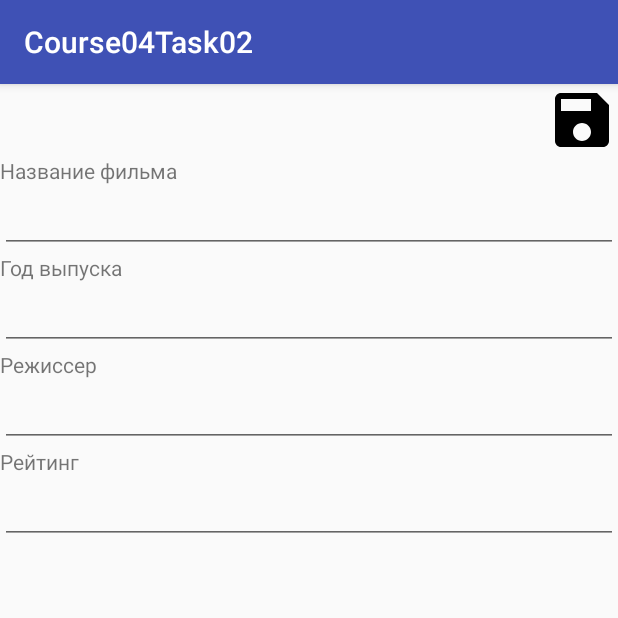
After one commit to alien190/Course04Task02, an Android app: the fragment FilmDetailFragment placed in its activity, on a phone screen of 412 x 824 dp, the top half of it. The commit adds this screen. Run offline under Robolectric (Android 15) with nearby library versions, the phone set to English and light mode, and no system bars; 6 statements that could not run were skipped.

Commit message:
added FilmDetail for editing and inserting

```diff
--- a/app/src/main/AndroidManifest.xml
+++ b/app/src/main/AndroidManifest.xml
@@ -17,7 +17,7 @@
                 <category android:name="android.intent.category.LAUNCHER" />
             </intent-filter>
         </activity>
-
+        <activity android:name=".ui.filmDetail.FilmDetailActivity" />
     </application>
 
 </manifest>
--- /dev/null
+++ b/app/src/main/java/com/example/alien/course04task02/ui/common/SingleFragmentActivity.java
@@ -0,0 +1,41 @@
+package com.example.alien.course04task02.ui.common;
+
+import android.os.Bundle;
+import android.support.annotation.Nullable;
+import android.support.v4.app.Fragment;
+import android.support.v4.app.FragmentManager;
+import android.support.v7.app.AppCompatActivity;
+
+import com.example.alien.course04task02.R;
+
+public abstract class SingleFragmentActivity extends AppCompatActivity {
+
+    @Override
+    protected void onCreate(@Nullable Bundle savedInstanceState) {
+        super.onCreate(savedInstanceState);
+        setContentView(R.layout.ac_single_fragment);
+        if (savedInstanceState == null) {
+            changeFragment(getFragment());
+        }
+    }
+
+    protected abstract Fragment getFragment();
+
+    @Override
+    public void onBackPressed() {
+        FragmentManager fragmentManager = getSupportFragmentManager();
+        if (fragmentManager.getBackStackEntryCount() == 1) {
+            finish();
+        } else {
+            fragmentManager.popBackStack();
+        }
+    }
+
+    protected void changeFragment(Fragment fragment) {
+        FragmentManager fragmentManager = getSupportFragmentManager();
+        fragmentManager.beginTransaction()
+                .replace(R.id.single_fragment_container, fragment)
+                .addToBackStack(fragment.getClass().getSimpleName())
+                .commit();
+    }
+}
--- a/app/src/main/java/com/example/alien/course04task02/ui/common/ViewModelCustomFactory.java
+++ b/app/src/main/java/com/example/alien/course04task02/ui/common/ViewModelCustomFactory.java
@@ -5,6 +5,7 @@ import android.arch.lifecycle.ViewModelProvider;
 import android.support.annotation.NonNull;
 
 import com.example.alien.course04task02.data.IRepository;
+import com.example.alien.course04task02.ui.filmDetail.FilmDetailViewModel;
 import com.example.alien.course04task02.ui.filmList.ListAllViewModel;
 import com.example.alien.course04task02.ui.search.SearchByDirectorViewModel;
 import com.example.alien.course04task02.ui.search.SearchByNameViewModel;
@@ -37,6 +38,9 @@ public class ViewModelCustomFactory implements ViewModelProvider.Factory {
         if(modelClass == SearchByTopViewModel.class) {
             return (T) new SearchByTopViewModel(mRepository, mGson);
         }
+        if(modelClass == FilmDetailViewModel.class) {
+            return (T) new FilmDetailViewModel(mRepository, mGson);
+        }
         return (T) new ListAllViewModel(mRepository, mGson);
     }
 }
--- /dev/null
+++ b/app/src/main/java/com/example/alien/course04task02/ui/filmDetail/FilmDetailActivity.java
@@ -0,0 +1,36 @@
+package com.example.alien.course04task02.ui.filmDetail;
+
+import android.content.Context;
+import android.content.Intent;
+import android.support.v4.app.Fragment;
+
+import com.example.alien.course04task02.di.FilmDetailActivityModule;
+import com.example.alien.course04task02.ui.common.SingleFragmentActivity;
+
+import javax.inject.Inject;
+
+import toothpick.Scope;
+import toothpick.Toothpick;
+
+public class FilmDetailActivity extends SingleFragmentActivity {
+    @Inject
+    FilmDetailFragment mFilmDetailFragment;
+
+
+    @Override
+    protected Fragment getFragment() {
+
+        Scope scope = Toothpick.openScopes("Application", this.getClass().getSimpleName());
+        scope.installModules(new FilmDetailActivityModule(this));
+        Toothpick.inject(this, scope);
+
+        return mFilmDetailFragment;
+    }
+
+    public static void startActivity(Context context) {
+        Intent intent = new Intent();
+        intent.setClass(context, FilmDetailActivity.class);
+        context.startActivity(intent);
+    }
+
+}
--- /dev/null
+++ b/app/src/main/java/com/example/alien/course04task02/ui/filmDetail/FilmDetailFragment.java
@@ -0,0 +1,46 @@
+package com.example.alien.course04task02.ui.filmDetail;
+
+import android.os.Bundle;
+import android.support.annotation.NonNull;
+import android.support.annotation.Nullable;
+import android.support.v4.app.Fragment;
+import android.view.LayoutInflater;
+import android.view.View;
+import android.view.ViewGroup;
+
+import com.example.alien.course04task02.R;
+import com.example.alien.course04task02.di.FilmListFragmentModule;
+
+import javax.inject.Inject;
+
+import toothpick.Scope;
+import toothpick.Toothpick;
+
+public class FilmDetailFragment extends Fragment {
+
+    @Inject
+    FilmDetailViewModel mViewModel;
+
+    public static FilmDetailFragment newInstance() {
+
+        Bundle args = new Bundle();
+
+        FilmDetailFragment fragment = new FilmDetailFragment();
+        fragment.setArguments(args);
+        return fragment;
+    }
+
+    @Nullable
+    @Override
+    public View onCreateView(@NonNull LayoutInflater inflater, @Nullable ViewGroup container, @Nullable Bundle savedInstanceState) {
+        return inflater.inflate(R.layout.fr_detail_fragment, container, false);
+    }
+
+    @Override
+    public void onActivityCreated(@Nullable Bundle savedInstanceState) {
+        super.onActivityCreated(savedInstanceState);
+
+        Scope scope = Toothpick.openScopes(getActivity().getClass().getSimpleName());
+        Toothpick.inject(this, scope);
+    }
+}
--- a/app/src/main/java/com/example/alien/course04task02/ui/main/MainFragment.java
+++ b/app/src/main/java/com/example/alien/course04task02/ui/main/MainFragment.java
@@ -21,6 +21,7 @@ import com.example.alien.course04task02.databinding.SearchByTopBinding;
 import com.example.alien.course04task02.databinding.SearchByYearBinding;
 import com.example.alien.course04task02.ui.common.BaseFragment;
 import com.example.alien.course04task02.ui.common.BaseViewModel;
+import com.example.alien.course04task02.ui.filmDetail.FilmDetailActivity;
 import com.google.gson.Gson;
 
 import java.io.InputStream;
@@ -127,7 +128,8 @@ public class MainFragment extends BaseFragment {
                 return true;
             }
             case R.id.mi_add: {
-
+                FilmDetailActivity.startActivity(getContext());
+                return true;
             }
 
             case R.id.mi_search_by_name: {
--- /dev/null
+++ b/app/src/main/res/drawable/ic_save_black_48dp.xml
@@ -0,0 +1,4 @@
+<vector android:height="48dp" android:viewportHeight="24.0"
+    android:viewportWidth="24.0" android:width="48dp" xmlns:android="http://schemas.android.com/apk/res/android">
+    <path android:fillColor="#FF000000" android:pathData="M17,3L5,3c-1.11,0 -2,0.9 -2,2v14c0,1.1 0.89,2 2,2h14c1.1,0 2,-0.9 2,-2L21,7l-4,-4zM12,19c-1.66,0 -3,-1.34 -3,-3s1.34,-3 3,-3 3,1.34 3,3 -1.34,3 -3,3zM15,9L5,9L5,5h10v4z"/>
+</vector>
--- /dev/null
+++ b/app/src/main/res/layout/ac_single_fragment.xml
@@ -0,0 +1,6 @@
+<?xml version="1.0" encoding="utf-8"?>
+<FrameLayout xmlns:android="http://schemas.android.com/apk/res/android"
+    android:id="@+id/single_fragment_container"
+    android:layout_width="match_parent"
+    android:layout_height="match_parent"
+    android:orientation="vertical" />
--- /dev/null
+++ b/app/src/main/res/layout/fr_detail_fragment.xml
@@ -0,0 +1,64 @@
+<?xml version="1.0" encoding="utf-8"?>
+<RelativeLayout
+    xmlns:android="http://schemas.android.com/apk/res/android" android:layout_width="match_parent"
+    android:layout_height="match_parent">
+
+    <ImageView
+        android:layout_width="wrap_content"
+        android:layout_height="wrap_content"
+        android:layout_alignParentRight="true"
+        android:id="@+id/ivSave"
+        android:src="@drawable/ic_save_black_48dp"/>
+    <TextView
+        android:layout_width="wrap_content"
+        android:layout_height="wrap_content"
+        android:text="Название фильма"
+        android:id="@+id/tvName"
+        android:layout_below="@+id/ivSave"/>
+
+    <EditText
+        android:layout_width="match_parent"
+        android:layout_height="wrap_content"
+        android:id="@+id/etName"
+        android:layout_below="@+id/tvName"/>
+
+    <TextView
+        android:layout_width="wrap_content"
+        android:layout_height="wrap_content"
+        android:text="Год выпуска"
+        android:id="@+id/tvYear"
+        android:layout_below="@+id/etName"/>
+
+    <EditText
+        android:layout_width="match_parent"
+        android:layout_height="wrap_content"
+        android:id="@+id/etYear"
+        android:layout_below="@+id/tvYear"/>
+
+    <TextView
+        android:layout_width="wrap_content"
+        android:layout_height="wrap_content"
+        android:text="Режиссер"
+        android:id="@+id/tvDirector"
+        android:layout_below="@+id/etYear"/>
+
+    <EditText
+        android:layout_width="match_parent"
+        android:layout_height="wrap_content"
+        android:id="@+id/etDirector"
+        android:layout_below="@+id/tvDirector"/>
+
+    <TextView
+        android:layout_width="wrap_content"
+        android:layout_height="wrap_content"
+        android:text="Рейтинг"
+        android:id="@+id/tvRate"
+        android:layout_below="@+id/etDirector"/>
+
+    <EditText
+        android:layout_width="match_parent"
+        android:layout_height="wrap_content"
+        android:id="@+id/etRate"
+        android:layout_below="@+id/tvRate"/>
+
+</RelativeLayout>
```
Also changed, not shown: app/src/main/java/com/example/alien/course04task02/di/FilmDetailActivityModule.java (added, +21 -0 lines), app/src/main/java/com/example/alien/course04task02/di/FilmDetailViewModelProvider.java (added, +24 -0 lines), app/src/main/java/com/example/alien/course04task02/ui/filmDetail/FilmDetailViewModel.java (added, +13 -0 lines), app/src/main/res/drawable/ic_save_black_24dp.xml (added, +9 -0 lines).
